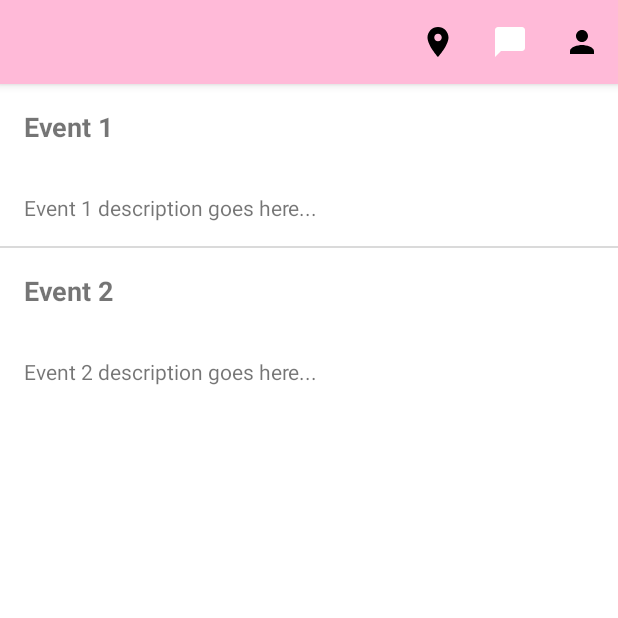
After one commit to ICM-Cremosas/ICM-Main, an Android app: the ListOfEvents screen opened through its navigation route, on a phone screen of 412 x 824 dp, the top half of it. The commit adds this screen. Run offline under Robolectric (Android 15) with nearby library versions, the phone set to English and light mode, and no system bars; our stand-ins replace Firebase (no records; nobody signed in at launch, a user with empty details on screens opened directly), data binding, navigation-ui.

```diff
--- /dev/null
+++ b/AREC/app/src/main/java/com/example/arec/ListOfEvents.kt
@@ -0,0 +1,29 @@
+package com.example.arec
+
+import android.os.Bundle
+import android.view.*
+import androidx.databinding.DataBindingUtil
+import androidx.fragment.app.Fragment
+import androidx.navigation.findNavController
+import androidx.navigation.ui.NavigationUI
+import com.example.arec.databinding.ListEventsBinding
+
+class ListOfEvents : Fragment() {
+
+    override fun onCreateView(inflater: LayoutInflater, container: ViewGroup?, savedInstanceState: Bundle?): View? {
+        val binding = DataBindingUtil.inflate<ListEventsBinding>(inflater, R.layout.list_events,container,false)
+
+        setHasOptionsMenu(true)
+        return binding.root
+    }
+
+    override fun onCreateOptionsMenu(menu: Menu, inflater: MenuInflater) {
+        super.onCreateOptionsMenu(menu, inflater)
+        inflater.inflate(R.menu.toolbar_menu,menu)
+    }
+
+    override fun onOptionsItemSelected(item: MenuItem): Boolean {
+        return NavigationUI.onNavDestinationSelected(item, requireView().findNavController())
+                || super.onOptionsItemSelected(item)
+    }
+}
--- a/AREC/app/src/main/java/com/example/arec/MapsActivity.kt
+++ b/AREC/app/src/main/java/com/example/arec/MapsActivity.kt
@@ -54,6 +54,10 @@ class MapsActivity : Fragment(), OnMapReadyCallback {
             val bundleMapCreate = Bundle()
             bundleMapCreate.putParcelable("LatLngUser", latLngUser)
             view.findNavController().navigate(R.id.action_mapsFragment_to_createEvent, bundleMapCreate) }
+
+        binding.butListEvents.setOnClickListener {view : View ->
+            view.findNavController().navigate(R.id.action_maps_to_listOfEvents)
+        }
 
         setHasOptionsMenu(true)
 
--- /dev/null
+++ b/AREC/app/src/main/res/drawable/ic_list.xml
@@ -0,0 +1,5 @@
+<vector android:autoMirrored="true" android:height="24dp"
+    android:tint="#000000" android:viewportHeight="24"
+    android:viewportWidth="24" android:width="24dp" xmlns:android="http://schemas.android.com/apk/res/android">
+    <path android:fillColor="@android:color/white" android:pathData="M4,10.5c-0.83,0 -1.5,0.67 -1.5,1.5s0.67,1.5 1.5,1.5 1.5,-0.67 1.5,-1.5 -0.67,-1.5 -1.5,-1.5zM4,4.5c-0.83,0 -1.5,0.67 -1.5,1.5S3.17,7.5 4,7.5 5.5,6.83 5.5,6 4.83,4.5 4,4.5zM4,16.5c-0.83,0 -1.5,0.68 -1.5,1.5s0.68,1.5 1.5,1.5 1.5,-0.68 1.5,-1.5 -0.67,-1.5 -1.5,-1.5zM7,19h14v-2L7,17v2zM7,13h14v-2L7,11v2zM7,5v2h14L21,5L7,5z"/>
+</vector>
--- /dev/null
+++ b/AREC/app/src/main/res/layout/list_events.xml
@@ -0,0 +1,50 @@
+<?xml version="1.0" encoding="utf-8"?>
+<layout xmlns:android="http://schemas.android.com/apk/res/android"
+    xmlns:app="http://schemas.android.com/apk/res-auto"
+    xmlns:tools="http://schemas.android.com/tools"
+    tools:context="com.example.arec.ListOfEvents">
+    <LinearLayout
+        android:layout_width="match_parent"
+        android:layout_height="match_parent"
+        android:orientation="vertical">
+
+        <TextView
+            android:id="@+id/event1_title"
+            android:layout_width="match_parent"
+            android:layout_height="wrap_content"
+            android:text="Event 1"
+            android:textStyle="bold"
+            android:textSize="18sp"
+            android:padding="16dp" />
+
+        <TextView
+            android:id="@+id/event1_text"
+            android:layout_width="match_parent"
+            android:layout_height="wrap_content"
+            android:text="Event 1 description goes here..."
+            android:padding="16dp" />
+
+        <View
+            android:layout_width="match_parent"
+            android:layout_height="1dp"
+            android:background="#DADADA" />
+
+        <TextView
+            android:id="@+id/event2_title"
+            android:layout_width="match_parent"
+            android:layout_height="wrap_content"
+            android:text="Event 2"
+            android:textStyle="bold"
+            android:textSize="18sp"
+            android:padding="16dp" />
+
+        <TextView
+            android:id="@+id/event2_text"
+            android:layout_width="match_parent"
+            android:layout_height="wrap_content"
+            android:text="Event 2 description goes here..."
+            android:padding="16dp" />
+
+
+    </LinearLayout>
+</layout>
--- a/AREC/app/src/main/res/navigation/navigation.xml
+++ b/AREC/app/src/main/res/navigation/navigation.xml
@@ -52,6 +52,11 @@
             app:destination="@id/createEvent"
             app:popUpTo="@id/maps"
             app:popUpToInclusive="false" />
+        <action
+            android:id="@+id/action_maps_to_listOfEvents"
+            app:destination="@id/listOfEvents"
+            app:popUpTo="@id/maps"
+            app:popUpToInclusive="false" />
     </fragment>
     <fragment
         android:id="@+id/eventDescription"
@@ -88,6 +93,9 @@
         <action
             android:id="@+id/action_profile_to_login"
             app:destination="@id/login" />
+        <action
+            android:id="@+id/action_profile_to_users"
+            app:destination="@id/users" />
     </fragment>
     <fragment
         android:id="@+id/editProfile"
@@ -136,4 +144,9 @@
             app:popUpTo="@id/chatActivity"
             app:popUpToInclusive="true" />
     </fragment>
+    <fragment
+        android:id="@+id/listOfEvents"
+        android:name="com.example.arec.ListOfEvents"
+        android:label="list_events"
+        tools:layout="@layout/list_events" />
 </navigation>
--- a/AREC/app/src/main/res/values/colors.xml
+++ b/AREC/app/src/main/res/values/colors.xml
@@ -13,5 +13,6 @@
     <color name="grey">#808080</color>
     <color name="red">#D70040</color>
     <color name="Light_gray">#BFBFBF</color>
+    <color name="Offwhite">#fef8f1</color>
 
 </resources>
```
Also changed, not shown: AREC/app/src/main/java/com/example/arec/Profile.kt (+42 -2 lines), AREC/app/src/main/res/layout/activity_maps.xml (+14 -2 lines), AREC/app/src/main/res/layout/new_match.xml (added, +82 -0 lines), AREC/app/src/main/res/layout/no_users.xml (added, +39 -0 lines), AREC/app/src/main/res/drawable/dummy.jpeg (added).
